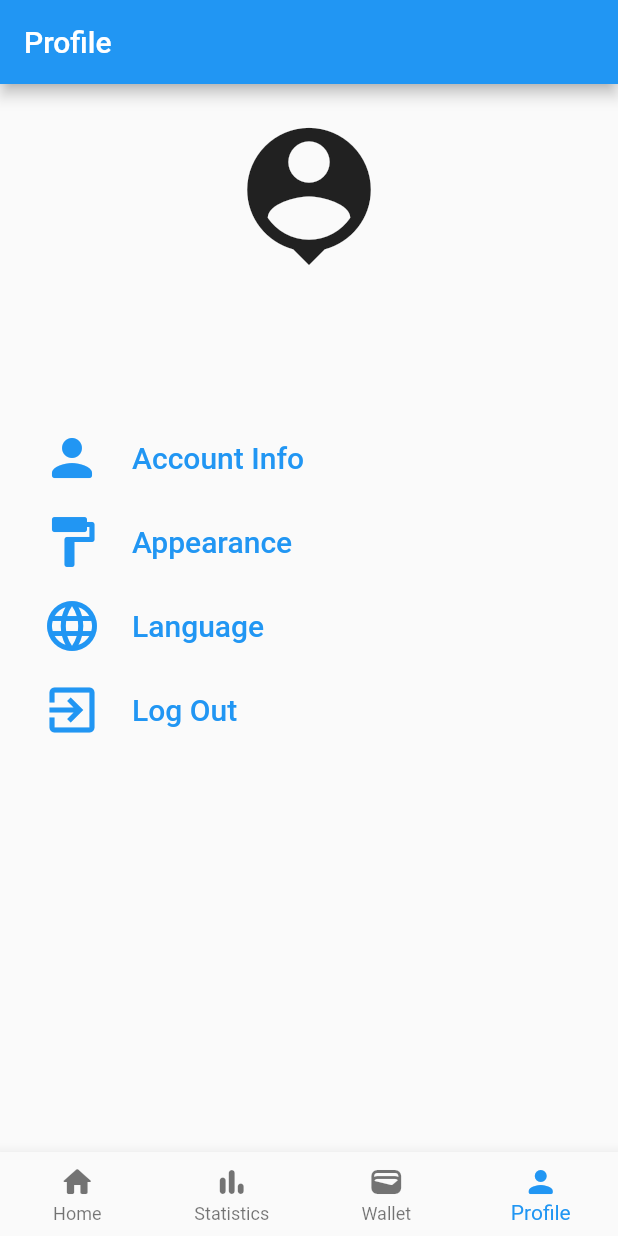
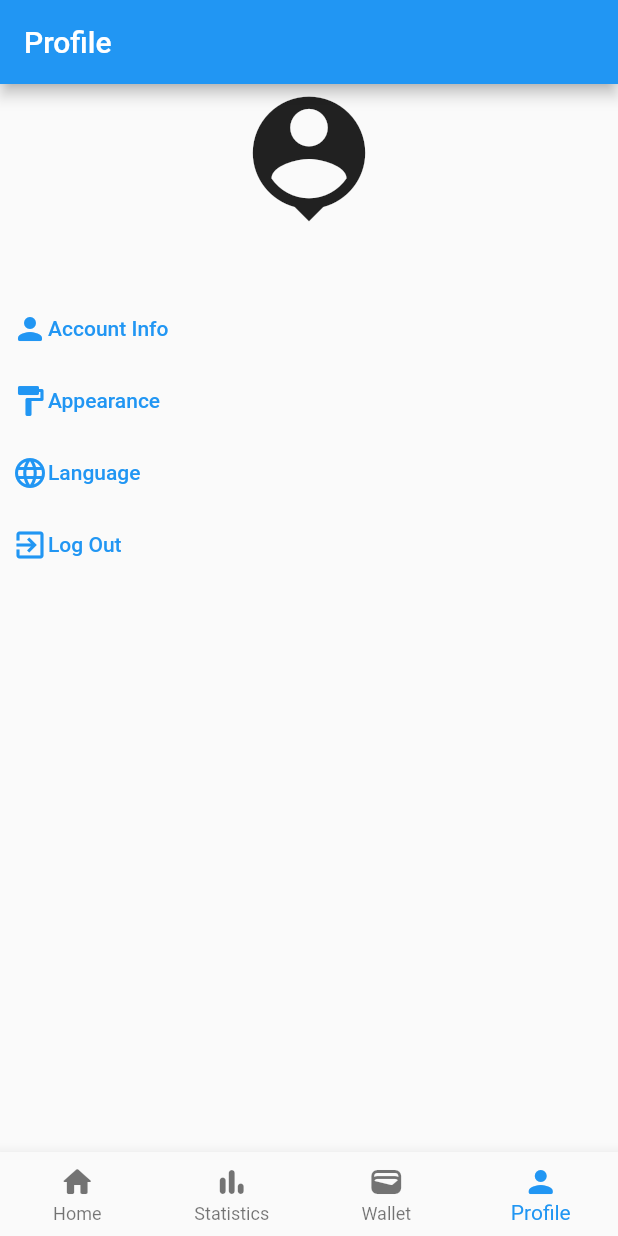
Before and after one commit to Erkebulan-Akhmediya/expense_tracker, a Flutter app: the screen it shows once a user with an empty profile is signed in, item 4 of the bottom bar chosen, on a phone screen of 412 x 824 dp. Run offline on Flutter 3.47's test engine with Material 2 defaults, Android fonts, the phone set to English and light mode, and no system bars; our stand-ins replace cloud_firestore, firebase_auth, firebase_core, fl_chart, get, google_fonts and 1 more; accounts and stored records are empty.

```diff
--- a/lib/controllers/navigation.controller.dart
+++ /dev/null
@@ -1,9 +0,0 @@
-import 'package:get/get.dart';
-
-class NavController extends GetxController {
-  RxInt currentPageIndex = 0.obs;
-
-  void changeIndex(int index) {
-    currentPageIndex.value = index;
-  }
-}
--- a/lib/homepage.dart
+++ b/lib/homepage.dart
@@ -1,36 +1,39 @@
-import 'package:expense_tracker/controllers/navigation.controller.dart';
 import 'package:expense_tracker/views/profile/profile.dart';
 import 'package:expense_tracker/views/statictics/statistics.dart';
 import 'package:expense_tracker/views/wallet.dart';
 import 'package:flutter/material.dart';
-import 'package:get/get.dart';
 
 import 'views/home/home.dart';
 
-class HomePage extends StatelessWidget {
-  HomePage({super.key});
+class HomePage extends StatefulWidget {
+  const HomePage({super.key});
 
-  final NavController _navController = Get.find<NavController>();
+  @override
+  State<StatefulWidget> createState() => _HomePageState();
+}
+
+class _HomePageState extends State<HomePage> {
+  int _currentPageIndex = 0;
+
+  final List<Widget> _pages = [
+    const Home(),
+    const Statistics(),
+    const Wallet(),
+    Profile(),
+  ];
 
   @override
   Widget build(BuildContext context) {
     return Scaffold(
-      body: Obx(
-        () => IndexedStack(
-          index: _navController.currentPageIndex.value,
-          children: [
-            const Home(),
-            const Statistics(),
-            const Wallet(),
-            Profile(),
-          ],
-        ),
-      ),
-      bottomNavigationBar: Obx(
-        () => BottomNavigationBar(
+      body: _pages[_currentPageIndex],
+      bottomNavigationBar: BottomNavigationBar(
         type: BottomNavigationBarType.fixed,
-          currentIndex: _navController.currentPageIndex.value,
-          onTap: _navController.changeIndex,
+        currentIndex: _currentPageIndex,
+        onTap: (index) {
+          setState(() {
+            _currentPageIndex = index;
+          });
+        },
         items: const [
           BottomNavigationBarItem(
             icon: Icon(Icons.home_rounded),
@@ -50,7 +53,6 @@ class HomePage extends StatelessWidget {
           ),
         ],
       ),
-      ),
     );
   }
 }
--- a/lib/main.dart
+++ b/lib/main.dart
@@ -1,10 +1,5 @@
-import 'package:expense_tracker/controllers/navigation.controller.dart';
 import 'package:expense_tracker/firebase_options.dart';
 import 'package:expense_tracker/root.dart';
-import 'package:expense_tracker/views/home/home.dart';
-import 'package:expense_tracker/views/profile/profile.dart';
-import 'package:expense_tracker/views/statictics/statistics.dart';
-import 'package:expense_tracker/views/wallet.dart';
 import 'package:firebase_core/firebase_core.dart';
 import 'package:flutter/material.dart';
 import 'package:get/get.dart';
@@ -23,18 +18,9 @@ class MyApp extends StatelessWidget {
 
   @override
   Widget build(BuildContext context) {
-    return GetMaterialApp(
+    return const GetMaterialApp(
       debugShowCheckedModeBanner: false,
-      home: const Root(),
-      getPages: [
-        GetPage(name: '/home', page: () => const Home()),
-        GetPage(name: '/statistics', page: () => const Statistics()),
-        GetPage(name: '/wallet', page: () => const Wallet()),
-        GetPage(name: '/profile', page: () => Profile()),
-      ],
-      initialBinding: BindingsBuilder(() {
-        Get.lazyPut(() => NavController());
-      }),
+      home: Root(),
     );
   }
 }
--- a/lib/root.dart
+++ b/lib/root.dart
@@ -18,7 +18,7 @@ class _RootState extends State<Root> {
       stream: AuthController().authStateChanges,
       builder: (context, snapshot) {
         if (snapshot.hasData) {
-          return HomePage();
+          return const HomePage();
         } else {
           return SignInSignUp();
         }
--- a/lib/views/profile/options.dart
+++ b/lib/views/profile/options.dart
@@ -10,67 +10,32 @@ class Options extends StatelessWidget {
 
   @override
   Widget build(BuildContext context) {
-    return Container(
-      margin: const EdgeInsets.only(top: 20.0),
-      child: Column(
+    return Column(
       children: <Widget>[
         TextButton(
           onPressed: () {},
-            child: Row(
+          child: const Row(
             children: <Widget>[
-                Container(
-                  margin: const EdgeInsets.only(right: 20.0),
-                  child: const Icon(
-                    Icons.person_rounded,
-                    size: 40,
-                  ),
-                ),
-                const Text(
-                  'Account Info',
-                  style: TextStyle(
-                    fontSize: 20,
-                  ),
-                ),
+              Icon(Icons.person_rounded),
+              Text('Account Info'),
             ],
           ),
         ),
         TextButton(
           onPressed: () {},
-            child: Row(
+          child: const Row(
             children: <Widget>[
-                Container(
-                  margin: const EdgeInsets.only(right: 20.0),
-                  child: const Icon(
-                    Icons.format_paint_rounded,
-                    size: 40,
-                  ),
-                ),
-                const Text(
-                  'Appearance',
-                  style: TextStyle(
-                    fontSize: 20,
-                  ),
-                ),
+              Icon(Icons.format_paint_rounded),
+              Text('Appearance'),
             ],
           ),
         ),
         TextButton(
           onPressed: () {},
-            child: Row(
+          child: const Row(
             children: <Widget>[
-                Container(
-                  margin: const EdgeInsets.only(right: 20.0),
-                  child: const Icon(
-                    Icons.language_rounded,
-                    size: 40,
-                  ),
-                ),
-                const Text(
-                  'Language',
-                  style: TextStyle(
-                    fontSize: 20,
-                  ),
-                ),
+              Icon(Icons.language_rounded),
+              Text('Language'),
             ],
           ),
         ),
@@ -78,26 +43,14 @@ class Options extends StatelessWidget {
           onPressed: () async {
             await _authController.signOut();
           },
-            child: Row(
+          child: const Row(
             children: <Widget>[
-                Container(
-                  margin: const EdgeInsets.only(right: 20.0),
-                  child: const Icon(
-                    Icons.exit_to_app_outlined,
-                    size: 40,
-                  ),
-                ),
-                const Text(
-                  'Log Out',
-                  style: TextStyle(
-                    fontSize: 20,
-                  ),
-                ),
+              Icon(Icons.exit_to_app_outlined),
+              Text('Log Out'),
             ],
           ),
         ),
       ],
-      ),
     );
   }
 
--- a/lib/views/profile/profile.dart
+++ b/lib/views/profile/profile.dart
@@ -21,28 +21,23 @@ class Profile extends StatelessWidget {
       appBar: AppBar(
         title: const Text('Profile'),
       ),
-      body: Padding(
-        padding: const EdgeInsets.all(20.0),
-        child: Column(
+      body: Column(
         children: <Widget>[
           Center(
             child: Column(
               children: <Widget>[
                 const Icon(
                   Icons.person_pin,
-                    size: 110,
+                  size: 100,
                 ),
                 StreamBuilder(
                   stream: _userController.getUsername(_authController.currentUser?.uid),
                   builder: (context, snapshot) {
                     if (snapshot.hasData) {
-                        return Container(
-                          margin: const EdgeInsets.all(10.0),
-                          child: Text(
+                      return Text(
                         snapshot.data!.username,
                         style: const TextStyle(
-                              fontSize: 30,
-                            ),
+                          fontSize: 20,
                         ),
                       );
                     } else {
@@ -61,7 +56,6 @@ class Profile extends StatelessWidget {
           ),
         ],
       ),
-      ),
     );
   }
 }
```
Lines whose indentation alone changed are shown as unchanged.
